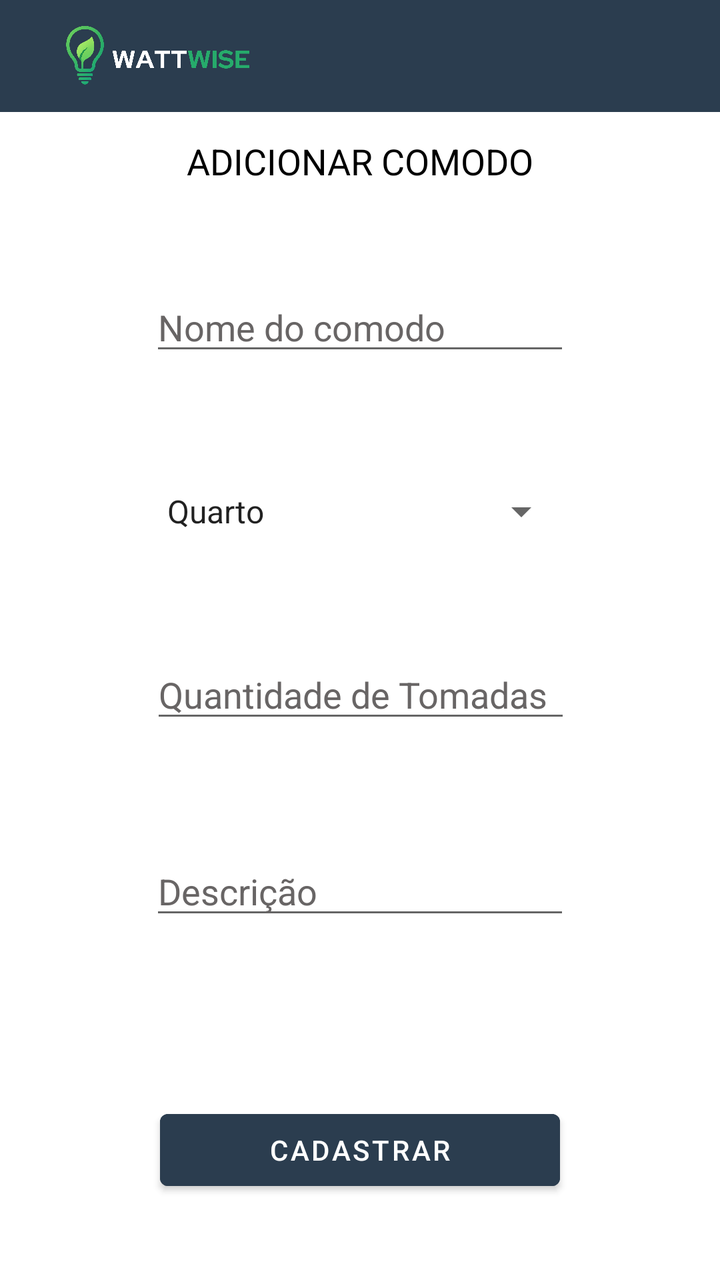
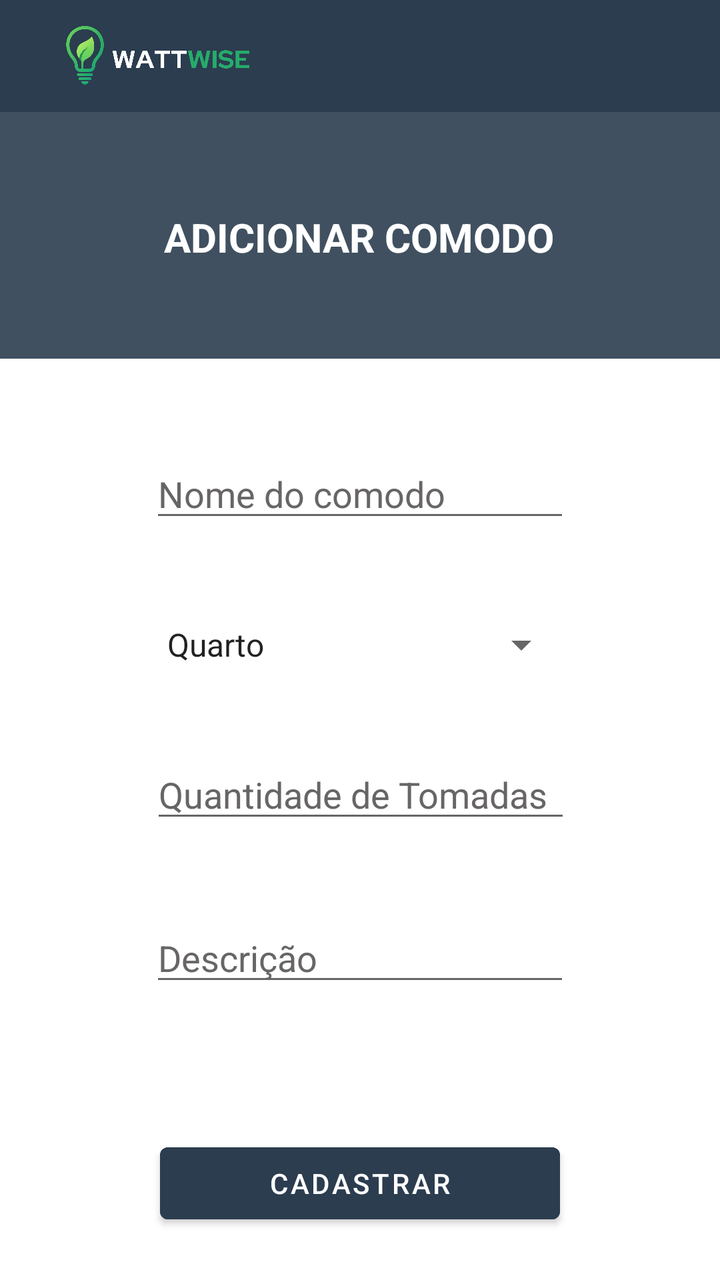

Compare the two renders of this Android layout. The source of the first and the diff that turns it into the second are given below.
<!-- AndroidManifest.xml: application theme Theme.WattWiseApp -->
<!-- res/layout/activity_register_room.xml -->
<?xml version="1.0" encoding="utf-8"?>
<androidx.constraintlayout.widget.ConstraintLayout xmlns:android="http://schemas.android.com/apk/res/android"
    xmlns:app="http://schemas.android.com/apk/res-auto"
    xmlns:tools="http://schemas.android.com/tools"
    android:id="@+id/main"
    android:layout_width="match_parent"
    android:layout_height="match_parent"
    android:background="#FFFFFF"
    tools:context=".register">

    
    <com.google.android.material.appbar.MaterialToolbar
        android:id="@+id/toolbar"
        android:layout_width="0dp"
        android:layout_height="wrap_content"
        android:background="#2B3D4F"
        android:title="Dashboard"
        android:titleTextColor="@android:color/white"
        app:popupTheme="@style/MenuBranco"
        app:layout_constraintEnd_toEndOf="parent"
        app:layout_constraintStart_toStartOf="parent"
        app:layout_constraintTop_toTopOf="parent" />

    <ImageView
        android:layout_width="120dp"
        android:layout_height="32dp"
        android:layout_gravity="start"
        android:layout_marginStart="-200dp"
        android:scaleType="fitCenter"
        android:src="@drawable/logoo"
        app:layout_constraintBottom_toBottomOf="@+id/toolbar"
        app:layout_constraintEnd_toEndOf="@+id/toolbar"
        app:layout_constraintStart_toStartOf="@+id/toolbar"
        app:layout_constraintTop_toTopOf="parent" />


    <TextView
        android:id="@+id/txtDisplayInfoReg"
        android:layout_width="wrap_content"
        android:layout_height="wrap_content"
        app:layout_constraintBottom_toTopOf="@+id/btnRegisterRoomReg"
        app:layout_constraintEnd_toEndOf="parent"
        app:layout_constraintStart_toStartOf="parent"
        app:layout_constraintTop_toBottomOf="@+id/edtDescricaoReg" />

    <EditText
        android:id="@+id/edtNomeComodoReg"
        android:layout_width="wrap_content"
        android:layout_height="wrap_content"
        android:layout_marginTop="100dp"
        android:layout_marginBottom="20dp"
        android:ems="10"
        android:hint="Nome do comodo"
        android:inputType="text"
        android:textColor="#000000"
        android:textColorHint="#686565"
        app:layout_constraintBottom_toTopOf="@+id/edtTipoComodoReg"
        app:layout_constraintEnd_toEndOf="parent"
        app:layout_constraintStart_toStartOf="parent"
        app:layout_constraintTop_toTopOf="parent" />

    <Spinner
        android:id="@+id/edtTipoComodoReg"
        android:layout_width="209dp"
        android:layout_height="wrap_content"
        android:textColor="#000000"
        android:entries="@array/tipos_comodos"
        app:layout_constraintBottom_toTopOf="@+id/edtQtdTomadasReg"
        app:layout_constraintEnd_toEndOf="parent"
        app:layout_constraintStart_toStartOf="parent"
        app:layout_constraintTop_toBottomOf="@+id/edtNomeComodoReg" />

    <EditText
        android:id="@+id/edtQtdTomadasReg"
        android:layout_width="wrap_content"
        android:layout_height="wrap_content"
        android:layout_marginTop="16dp"
        android:ems="10"
        android:hint="Quantidade de Tomadas"
        android:inputType="number"
        android:textColor="#000000"
        android:textColorHint="#686565"
        app:layout_constraintBottom_toTopOf="@+id/edtDescricaoReg"
        app:layout_constraintEnd_toEndOf="parent"
        app:layout_constraintHorizontal_bias="0.502"
        app:layout_constraintStart_toStartOf="parent"
        app:layout_constraintTop_toBottomOf="@+id/edtTipoComodoReg" />

    <EditText
        android:id="@+id/edtDescricaoReg"
        android:layout_width="wrap_content"
        android:layout_height="wrap_content"
        android:layout_marginTop="16dp"
        android:layout_marginBottom="45dp"
        android:ems="10"
        android:hint="Descrição"
        android:inputType="text"
        android:textColor="#000000"
        android:textColorHint="#686565"
        app:layout_constraintBottom_toTopOf="@+id/btnRegisterRoomReg"
        app:layout_constraintEnd_toEndOf="parent"
        app:layout_constraintStart_toStartOf="parent"
        app:layout_constraintTop_toBottomOf="@+id/edtQtdTomadasReg" />

    <Button
        android:id="@+id/btnRegisterRoomReg"
        android:layout_width="200dp"
        android:layout_height="wrap_content"
        android:backgroundTint="#2B3D4F"
        android:text="Cadastrar"
        android:textColor="#FFFFFF"
        app:layout_constraintBottom_toBottomOf="parent"
        app:layout_constraintEnd_toEndOf="parent"
        app:layout_constraintStart_toStartOf="parent"
        app:layout_constraintTop_toBottomOf="@+id/edtDescricaoReg"
        tools:ignore="DuplicateSpeakableTextCheck" />

    <TextView
        android:id="@+id/textView3"
        android:layout_width="wrap_content"
        android:layout_height="wrap_content"
        android:layout_marginTop="20dp"
        android:text="ADICIONAR COMODO"
        android:textColor="#000000"
        android:textSize="18sp"
        app:layout_constraintBottom_toTopOf="@+id/edtNomeComodoReg"
        app:layout_constraintEnd_toEndOf="parent"
        app:layout_constraintStart_toStartOf="parent"
        app:layout_constraintTop_toTopOf="parent" />


</androidx.constraintlayout.widget.ConstraintLayout>
<!-- resources referenced by this layout -->
<resources>
  <string-array name="tipos_comodos">
          <item>Quarto</item>
          <item>Sala de Estar</item>
          <item>Sala de Jantar</item>
          <item>Cozinha</item>
          <item>Banheiro</item>
          <item>Garagem</item>
          <item>Área Externa</item>
          <item>Sala de Jogos</item>
      </string-array>
  <!-- drawable logoo: png bitmap (drawable, 169475 bytes) -->
  <style name="MenuBranco" parent="ThemeOverlay.Material3.Light">
          <item name="colorSurface">#FFFFFF</item>
          <item name="colorOnSurface">#000000</item>
          <item name="android:background">#FFFFFF</item>
      </style>
  <style name="Theme.WattWiseApp" parent="Base.Theme.WattWiseApp" />
  <style name="Base.Theme.WattWiseApp" parent="Theme.MaterialComponents.DayNight.NoActionBar">
          
          
      </style>
</resources>

<!-- the commit's change to res/layout/activity_register_room.xml (unified diff, before → after) -->
@@ -20,6 +20,21 @@
         app:layout_constraintEnd_toEndOf="parent"
         app:layout_constraintStart_toStartOf="parent"
         app:layout_constraintTop_toTopOf="parent" />
+
+    <ImageView
+        android:id="@+id/imgBackground"
+        android:layout_width="496dp"
+        android:layout_height="137dp"
+
+        android:scaleType="fitXY"
+        android:src="@drawable/ww"
+        app:layout_constraintBottom_toTopOf="@+id/edtNomeComodoReg"
+        app:layout_constraintEnd_toEndOf="parent"
+        app:layout_constraintHorizontal_bias="0.505"
+        app:layout_constraintStart_toStartOf="parent"
+        app:layout_constraintTop_toBottomOf="@+id/toolbar"
+        app:layout_constraintVertical_bias="0.0" />
+
 
     <ImageView
         android:layout_width="120dp"
@@ -47,7 +62,7 @@
         android:id="@+id/edtNomeComodoReg"
         android:layout_width="wrap_content"
         android:layout_height="wrap_content"
-        android:layout_marginTop="100dp"
+        android:layout_marginTop="200dp"
         android:layout_marginBottom="20dp"
         android:ems="10"
         android:hint="Nome do comodo"
@@ -119,14 +134,16 @@
         android:id="@+id/textView3"
         android:layout_width="wrap_content"
         android:layout_height="wrap_content"
-        android:layout_marginTop="20dp"
         android:text="ADICIONAR COMODO"
-        android:textColor="#000000"
-        android:textSize="18sp"
-        app:layout_constraintBottom_toTopOf="@+id/edtNomeComodoReg"
+        android:textColor="#FFFFFF"
+        android:textSize="20sp"
+        android:textStyle="bold"
+        app:layout_constraintBottom_toBottomOf="@+id/imgBackground"
         app:layout_constraintEnd_toEndOf="parent"
+        app:layout_constraintHorizontal_bias="0.497"
         app:layout_constraintStart_toStartOf="parent"
-        app:layout_constraintTop_toTopOf="parent" />
+        app:layout_constraintTop_toBottomOf="@+id/toolbar"
+        app:layout_constraintVertical_bias="0.445" />
 
 
 </androidx.constraintlayout.widget.ConstraintLayout>
<!-- resource entries referenced after the edit -->
@@ -11,6 +11,17 @@
           <item>Sala de Jogos</item>
       </string-array>
   <!-- drawable logoo: png bitmap (drawable, 169475 bytes) -->
+  <!-- drawable ww (drawable) -->
+  <vector xmlns:android="http://schemas.android.com/apk/res/android"
+      android:width="1440dp"
+      android:height="320dp"
+      android:viewportWidth="1440"
+      android:viewportHeight="320">
+    <path
+        android:pathData="M0,224L0,288L1440,288L1440,0L0,0L0,0Z"
+        android:fillColor="#2B3D4F"
+        android:fillAlpha="0.9"/>
+  </vector>
   <style name="MenuBranco" parent="ThemeOverlay.Material3.Light">
           <item name="colorSurface">#FFFFFF</item>
           <item name="colorOnSurface">#000000</item>
